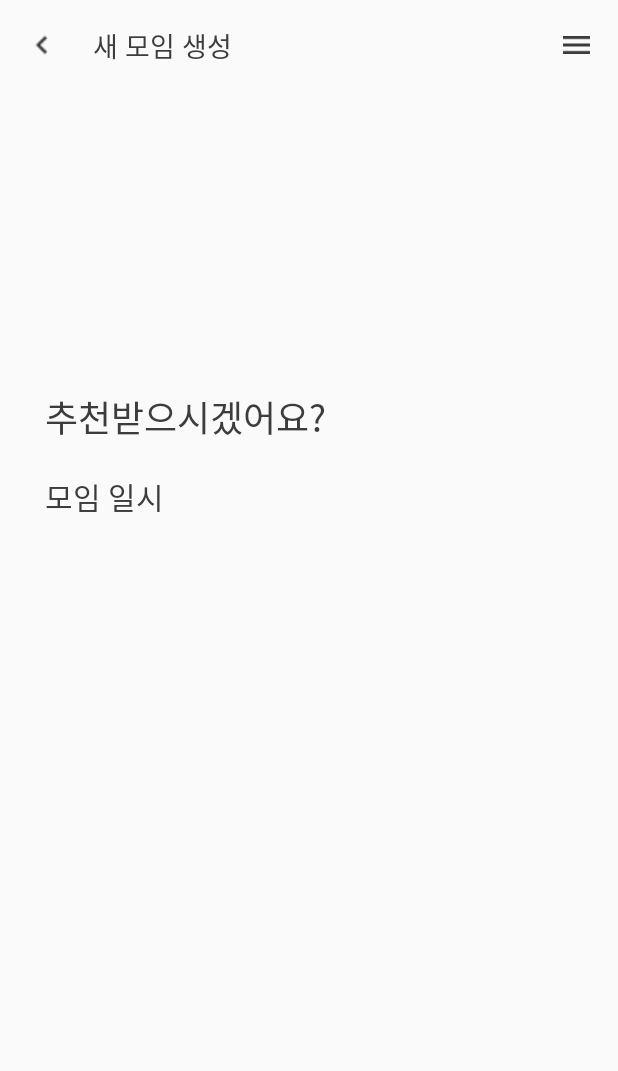
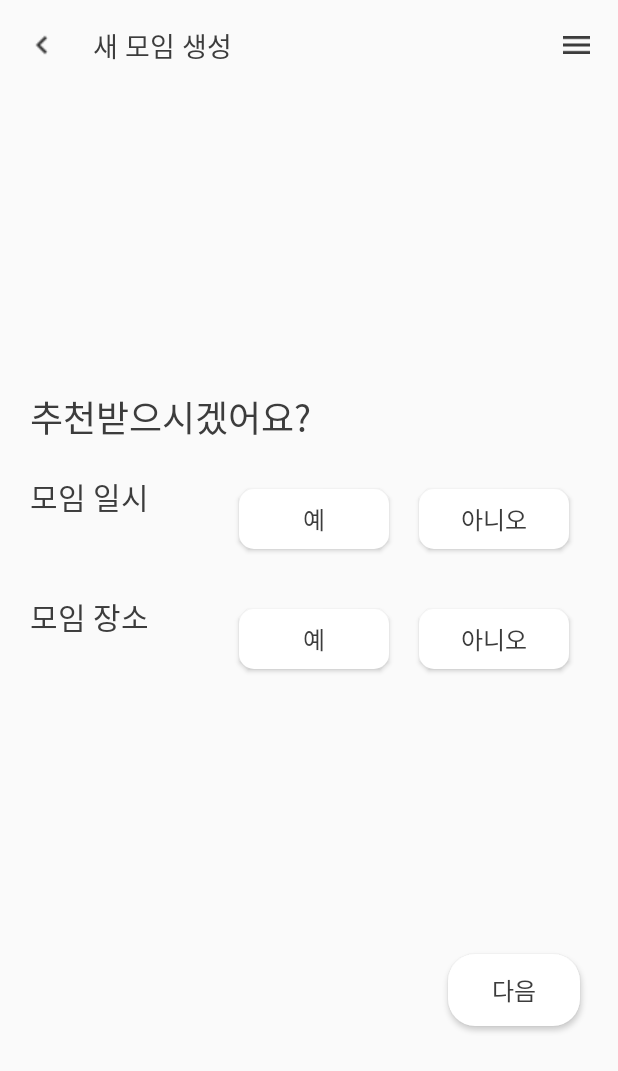
Before and after one commit to Cyma-s/Momo_Android, an Android app: the ReccomendOrNot screen opened directly, with no data from a screen before it, on a phone screen of 412 x 824 dp. Shown: the top 1071 px of the screen. Run offline under Robolectric (Android 15) with nearby library versions, the phone set to English and light mode, and no system bars.

Commit message:
edit ( activity_reccomend_or_not.xml ) : 추천 여부 xml

```diff
--- a/app/src/main/java/com/example/momo/MakeNewMeetingActivity.java
+++ b/app/src/main/java/com/example/momo/MakeNewMeetingActivity.java
@@ -39,7 +39,7 @@ public class MakeNewMeetingActivity extends AppCompatActivity {
         health = findViewById(R.id.healthicon);
         other = findViewById(R.id.othericon);
 
-        nextButton.setOnClickListener(new View.OnClickListener() {
+        nextButton.setOnClickListener(new View.OnClickListener() { // 다음 버튼 클릭 시
             @Override
             public void onClick(View v) {
                 Intent intent = new Intent(MakeNewMeetingActivity.this, ReccomendOrNot.class);
@@ -52,6 +52,7 @@ public class MakeNewMeetingActivity extends AppCompatActivity {
     }
 
     void setNumberPicker() {
+        // numberPicker 초기화
         for(int i = 1; i<24; i++) {
             meetingTime.add(i + "시간");
         }
--- a/app/src/main/java/com/example/momo/ReccomendOrNot.java
+++ b/app/src/main/java/com/example/momo/ReccomendOrNot.java
@@ -3,6 +3,8 @@ package com.example.momo;
 import androidx.appcompat.app.AppCompatActivity;
 
 import android.os.Bundle;
+import android.view.View;
+import android.widget.Button;
 
 public class ReccomendOrNot extends AppCompatActivity {
 
@@ -10,5 +12,14 @@ public class ReccomendOrNot extends AppCompatActivity {
     protected void onCreate(Bundle savedInstanceState) {
         super.onCreate(savedInstanceState);
         setContentView(R.layout.activity_reccomend_or_not);
+
+        Button nextButton = findViewById(R.id.newMeetingRecNext);
+        // 다음 버튼 클릭 시
+        nextButton.setOnClickListener(new View.OnClickListener() {
+            @Override
+            public void onClick(View v) {
+
+            }
+        });
     }
 }
--- /dev/null
+++ b/app/src/main/res/drawable/small_round_button.xml
@@ -0,0 +1,7 @@
+<?xml version="1.0" encoding="utf-8"?>
+<shape xmlns:android="http://schemas.android.com/apk/res/android"
+    android:shape="rectangle">
+    <solid android:color="@color/white"/>
+    <corners
+        android:radius="10dp"/>
+</shape>
--- a/app/src/main/res/layout/activity_make_new_meeting.xml
+++ b/app/src/main/res/layout/activity_make_new_meeting.xml
@@ -330,12 +330,12 @@
         android:id="@+id/newMeetingNext"
         android:layout_width="wrap_content"
         android:layout_height="wrap_content"
-        android:textSize="16sp"
+        android:layout_gravity="end"
+        android:layout_marginEnd="25dp"
+        android:background="@drawable/button_round"
+        android:fontFamily="@font/nregular"
         android:text="다음"
         android:textColor="@color/basic_black"
-        android:background="@drawable/button_round"
-        android:layout_gravity="end"
-        android:layout_marginEnd="25dp"
-        android:fontFamily="@font/nregular"/>
+        android:textSize="16sp" />
 
 </LinearLayout>
--- a/app/src/main/res/layout/activity_reccomend_or_not.xml
+++ b/app/src/main/res/layout/activity_reccomend_or_not.xml
@@ -64,15 +64,16 @@
         android:textSize="24sp"
         android:includeFontPadding="false"
         android:layout_marginTop="200dp"
-        android:layout_marginStart="30dp"
+        android:layout_marginStart="20dp"
         android:fontFamily="@font/nbold"/>
 
     <LinearLayout
         android:layout_width="match_parent"
-        android:layout_height="wrap_content"
+        android:layout_height="60dp"
         android:orientation="horizontal"
         android:layout_marginTop="20dp"
-        android:layout_marginStart="30dp">
+        android:layout_marginStart="20dp"
+        android:layout_marginEnd="20dp">
 
         <TextView
             android:layout_width="wrap_content"
@@ -84,6 +85,101 @@
             android:includeFontPadding="false"
             />
 
+        <Button
+            android:id="@+id/day_yes"
+            android:layout_width="100dp"
+            android:layout_height="40dp"
+            android:layout_marginStart="60dp"
+            android:layout_marginEnd="20dp"
+            android:layout_gravity="center"
+            android:fontFamily="@font/nmed"
+            android:textColor="@color/basic_black"
+            android:includeFontPadding="false"
+            android:textSize="16sp"
+            android:background="@drawable/small_round_button"
+            android:elevation="5dp"
+            android:translationZ="5dp"
+            android:text="예"/>
+
+        <Button
+            android:id="@+id/day_no"
+            android:layout_width="100dp"
+            android:layout_height="40dp"
+            android:layout_marginEnd="20dp"
+            android:layout_gravity="center"
+            android:fontFamily="@font/nmed"
+            android:textColor="@color/basic_black"
+            android:includeFontPadding="false"
+            android:textSize="16sp"
+            android:background="@drawable/small_round_button"
+            android:elevation="5dp"
+            android:translationZ="5dp"
+            android:text="아니오"/>
+
     </LinearLayout>
 
+    <LinearLayout
+        android:layout_width="match_parent"
+        android:layout_height="60dp"
+        android:orientation="horizontal"
+        android:layout_marginTop="20dp"
+        android:layout_marginStart="20dp"
+        android:layout_marginEnd="20dp">
+
+        <TextView
+            android:layout_width="wrap_content"
+            android:layout_height="wrap_content"
+            android:textSize="20sp"
+            android:textColor="@color/basic_black"
+            android:text="모임 장소"
+            android:fontFamily="@font/nbold"
+            android:includeFontPadding="false"
+            />
+
+        <Button
+            android:id="@+id/place_yes"
+            android:layout_width="100dp"
+            android:layout_height="40dp"
+            android:layout_marginStart="60dp"
+            android:layout_marginEnd="20dp"
+            android:layout_gravity="center"
+            android:fontFamily="@font/nmed"
+            android:textColor="@color/basic_black"
+            android:includeFontPadding="false"
+            android:textSize="16sp"
+            android:background="@drawable/small_round_button"
+            android:elevation="5dp"
+            android:translationZ="5dp"
+            android:text="예"/>
+
+        <Button
+            android:id="@+id/place_no"
+            android:layout_width="100dp"
+            android:layout_height="40dp"
+            android:layout_marginEnd="20dp"
+            android:layout_gravity="center"
+            android:fontFamily="@font/nmed"
+            android:textColor="@color/basic_black"
+            android:includeFontPadding="false"
+            android:textSize="16sp"
+            android:background="@drawable/small_round_button"
+            android:elevation="5dp"
+            android:translationZ="5dp"
+            android:text="아니오"/>
+
+    </LinearLayout>
+
+    <Button
+        android:id="@+id/newMeetingRecNext"
+        android:layout_width="wrap_content"
+        android:layout_height="wrap_content"
+        android:textSize="16sp"
+        android:text="다음"
+        android:textColor="@color/basic_black"
+        android:background="@drawable/button_round"
+        android:layout_gravity="end"
+        android:layout_marginTop="180dp"
+        android:layout_marginEnd="25dp"
+        android:fontFamily="@font/nregular"/>
+
 </LinearLayout>
```
